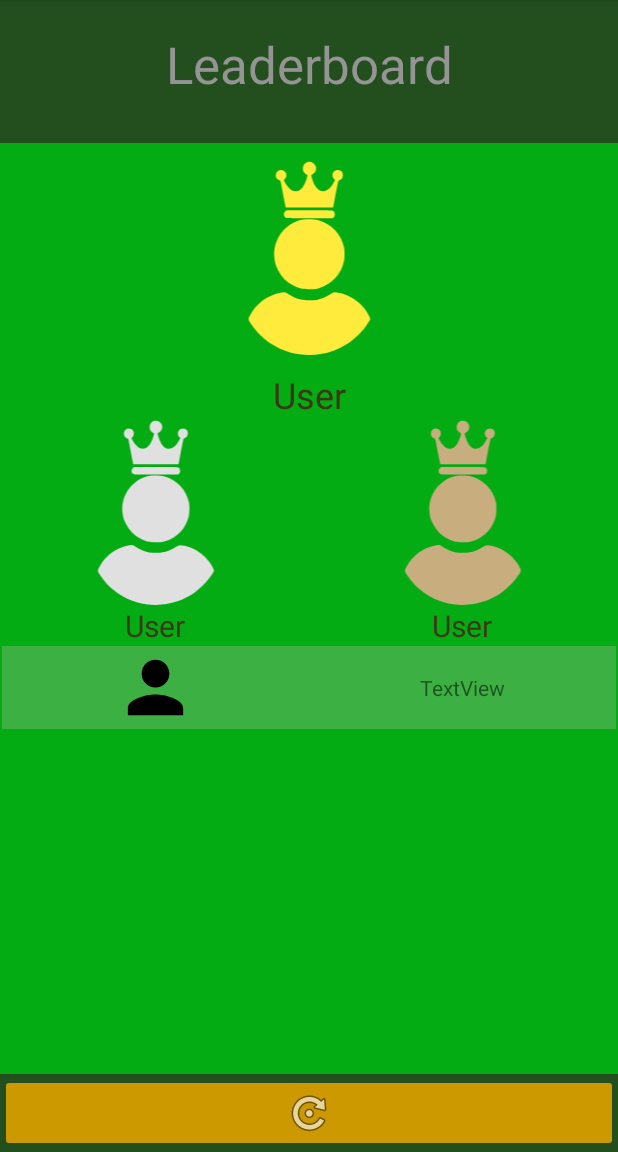
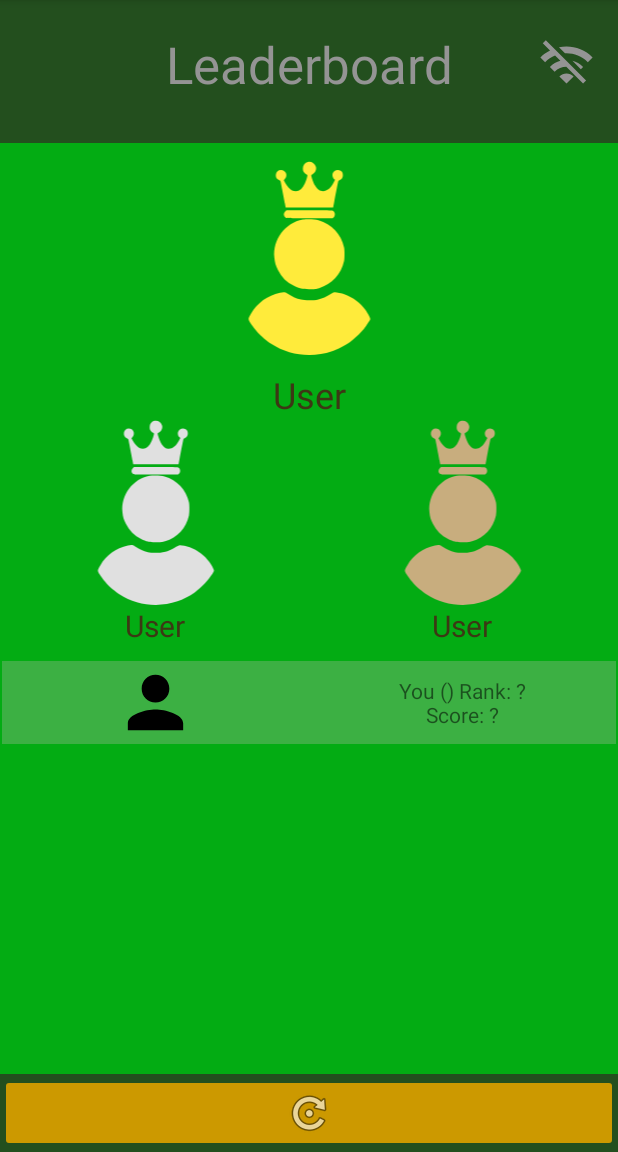
Before and after one commit to KarolWes/BluetoothGameApp, an Android app: the fragment LeaderboardFragment shown on its own in the app's theme, on a phone screen of 412 x 824 dp, the part 84-1236 px from its top. Run offline under Robolectric (Android 15) with nearby library versions, the phone set to English and light mode, and no system bars; 2 statements that could not run were skipped.

Commit message:
leaderboard no internet fix-up

```diff
--- a/app/src/main/java/com/example/bluetoothgame/SQLiteManager.kt
+++ b/app/src/main/java/com/example/bluetoothgame/SQLiteManager.kt
@@ -93,6 +93,7 @@ class DBInternal(context: Context, name: String?, factory: SQLiteDatabase.Cursor
             u = cursor.getString(0)
         }
         db.close()
+        Log.i("sql", "user ->$u")
         return u
     }
 
--- a/app/src/main/java/com/example/bluetoothgame/ui/leaderboard/LeaderboardFragment.kt
+++ b/app/src/main/java/com/example/bluetoothgame/ui/leaderboard/LeaderboardFragment.kt
@@ -1,5 +1,9 @@
 package com.example.bluetoothgame.ui.leaderboard
 
+import android.net.ConnectivityManager
+import android.net.Network
+import android.net.NetworkCapabilities
+import android.net.NetworkRequest
 import android.os.Build
 import android.os.Bundle
 import android.util.Log
@@ -7,6 +11,7 @@ import android.view.LayoutInflater
 import android.view.View
 import android.view.ViewGroup
 import android.widget.ImageButton
+import android.widget.ImageView
 import android.widget.TextView
 import androidx.annotation.RequiresApi
 import androidx.fragment.app.Fragment
@@ -73,6 +78,8 @@ class LeaderboardFragment : Fragment() {
         ): Call<DeviceLeaderboard>
     }
 
+
+    private var _connected: Boolean = false
     private var _binding: FragmentLeaderboardBinding? = null
     private lateinit var _db: DBInternal
     private lateinit var _refreshButton: ImageButton
@@ -82,6 +89,7 @@ class LeaderboardFragment : Fragment() {
     private lateinit var _textViewRankUser: TextView
     private lateinit var userLeaderboard: UserLeaderboard
     private lateinit var deviceLeaderboard: DeviceLeaderboard
+    private lateinit var _noWifi: ImageView
 
     private var _user = ""
     private var _userRank = -1
@@ -91,6 +99,39 @@ class LeaderboardFragment : Fragment() {
         .baseUrl("https://api.most-seen-person.rmst.eu/api/v1/")
         .addConverterFactory(GsonConverterFactory.create())
         .build()
+
+    private val networkRequest = NetworkRequest.Builder()
+        .addCapability(NetworkCapabilities.NET_CAPABILITY_INTERNET)
+        .addTransportType(NetworkCapabilities.TRANSPORT_WIFI)
+        .addTransportType(NetworkCapabilities.TRANSPORT_CELLULAR)
+        .build()
+
+    private val networkCallback = object : ConnectivityManager.NetworkCallback() {
+        // network is available for use
+        override fun onAvailable(network: Network) {
+            super.onAvailable(network)
+            _connected = true
+            this@LeaderboardFragment.requireActivity().runOnUiThread(Runnable {
+                _noWifi.visibility = View.INVISIBLE
+                _refreshButton.isEnabled = true
+                _refreshButton.isClickable = true
+            })
+
+        }
+        // lost network connection
+        override fun onLost(network: Network) {
+            super.onLost(network)
+            _connected = false
+            this@LeaderboardFragment.requireActivity().runOnUiThread(Runnable {
+                _noWifi.visibility = View.VISIBLE
+                _refreshButton.isEnabled = false
+                _refreshButton.isClickable = false
+                val textUser =
+                    "You (${_user}) Rank: ?\nScore: ?"
+                _textViewRankUser.text = (textUser)
+            })
+        }
+    }
 
     // This property is only valid between onCreateView and
     // onDestroyView.
@@ -112,15 +153,17 @@ class LeaderboardFragment : Fragment() {
         leaderboardViewModel.text.observe(viewLifecycleOwner) {
             textView.text = it
         }
-        generateView(inflater, container)
         _db = DBInternal(this.requireContext(), null, null, 1)
         _user = _db.getUser()
+        generateView(inflater, container)
         var token = _db.getToken()
         if (token == "") {
             // Log in
             val nav = findNavController()
             nav.navigate(R.id.naviagtion_login)
         }
+        val cm = context?.getSystemService(ConnectivityManager::class.java) as ConnectivityManager
+        cm.requestNetwork(networkRequest, networkCallback)
         Log.i("Test", "Creating view!")
         return root
     }
@@ -288,7 +331,19 @@ class LeaderboardFragment : Fragment() {
         _textViewRank1 = binding.textViewGold
         _textViewRank2 = binding.textViewSilver
         _textViewRank3 = binding.textViewBronze
+        _noWifi = binding.noInternetImage2
+        if(_connected){
+            _noWifi.visibility = View.INVISIBLE
+        }
+        else{
+            _noWifi.visibility = View.VISIBLE
+            _refreshButton.isEnabled = false
+            _refreshButton.isClickable = false
+        }
         _textViewRankUser = binding.textView
+        val textUser =
+            "You (${_user}) Rank: ?\nScore: ?"
+        _textViewRankUser.text = (textUser)
         _refreshButton.setOnClickListener { sync(it) }
     }
 
--- a/app/src/main/res/layout/fragment_leaderboard.xml
+++ b/app/src/main/res/layout/fragment_leaderboard.xml
@@ -20,6 +20,17 @@
         app:layout_constraintEnd_toEndOf="parent"
         app:layout_constraintStart_toStartOf="parent"
         app:layout_constraintTop_toTopOf="parent" />
+
+    <ImageView
+        android:id="@+id/noInternetImage2"
+        android:layout_width="38dp"
+        android:layout_height="38dp"
+        android:layout_marginEnd="15dp"
+        android:src="@drawable/baseline_wifi_off_24"
+        app:layout_constraintBottom_toBottomOf="@+id/textTitle"
+        app:layout_constraintEnd_toEndOf="parent"
+        app:layout_constraintTop_toTopOf="@+id/textTitle"
+        app:tint="@color/gray_500" />
 
     <ImageButton
         android:id="@+id/buttonRefresh"
@@ -97,6 +108,7 @@
                         android:id="@+id/textViewSilver"
                         android:layout_width="wrap_content"
                         android:layout_height="wrap_content"
+                        android:layout_marginBottom="10dp"
                         android:text="User"
                         android:textAlignment="center"
                         android:textColor="@color/brown_700"
```
